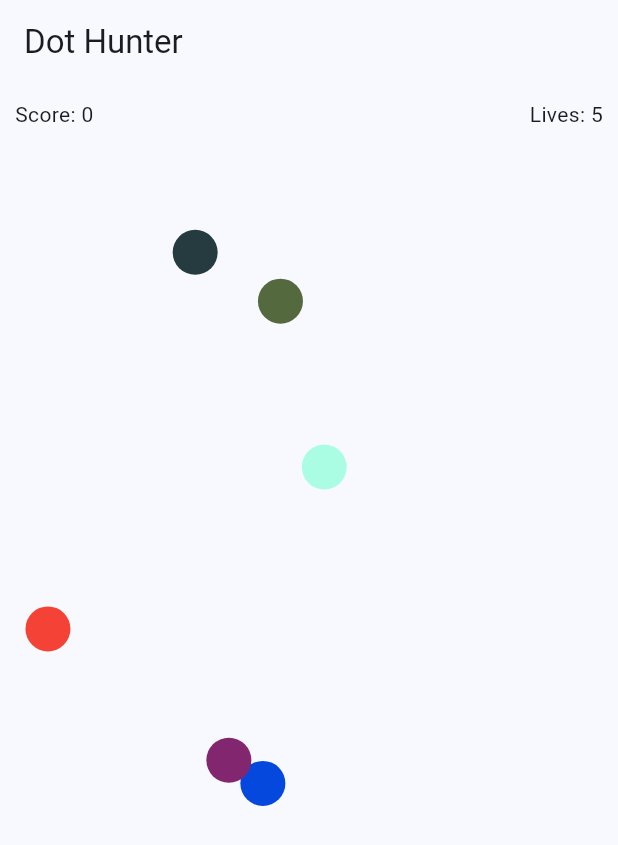
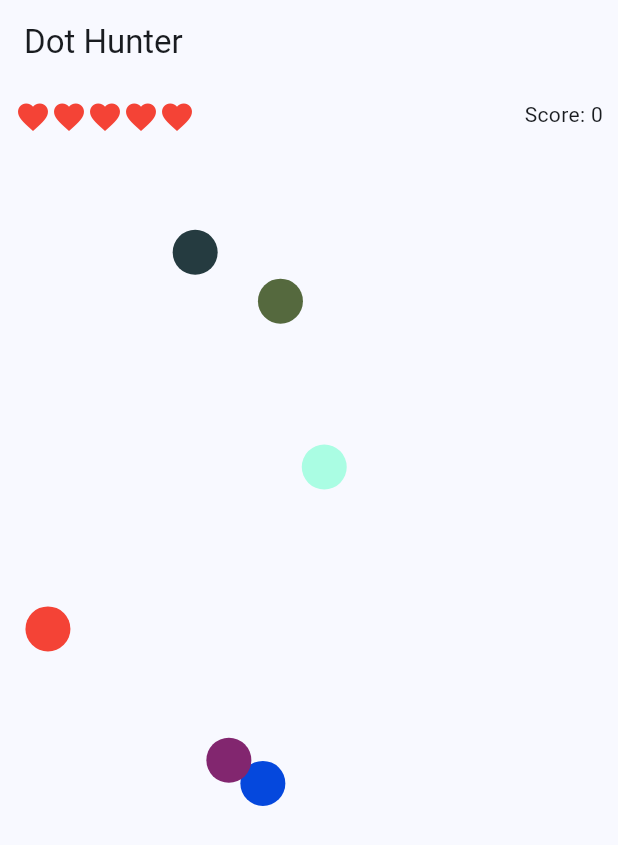
Before and after one commit to KMednikarov/Dot-Hunter, a Flutter app: the screen it shows after launch, on a phone screen of 412 x 824 dp. Shown: the top 845 px of the screen. Run offline on Flutter 3.47's test engine with Material 3 defaults, Android fonts, the phone set to English and light mode, and no system bars; our stand-ins replace shared_preferences.

Commit message:
Swap score and lives positions with heart icons

```diff
--- a/lib/main.dart
+++ b/lib/main.dart
@@ -212,12 +212,21 @@ class _GamePageState extends State<GamePage> with SingleTickerProviderStateMixin
                 Positioned(
                   top: 10,
                   left: 10,
-                  child: Text('Score: '+_score.toString()),
+                  child: Row(
+                    mainAxisSize: MainAxisSize.min,
+                    children: List.generate(
+                      _lives,
+                      (index) => const Icon(
+                        Icons.favorite,
+                        color: Colors.red,
+                      ),
+                    ),
+                  ),
                 ),
                 Positioned(
                   top: 10,
                   right: 10,
-                  child: Text('Lives: '+_lives.toString()),
+                  child: Text('Score: '+_score.toString()),
                 ),
               ],
             ),
```
Also changed, not shown: 1 other file.
